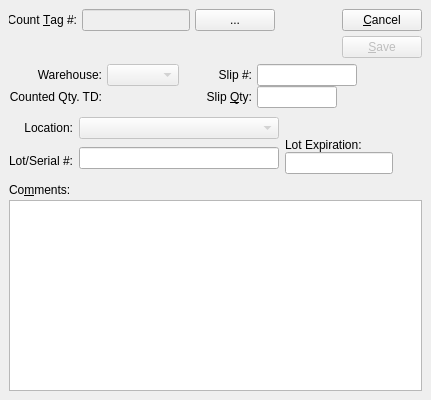
WooodHead/xtuple, file xtuple/trunk/guiclient/countSlip.ui: the form before one commit.
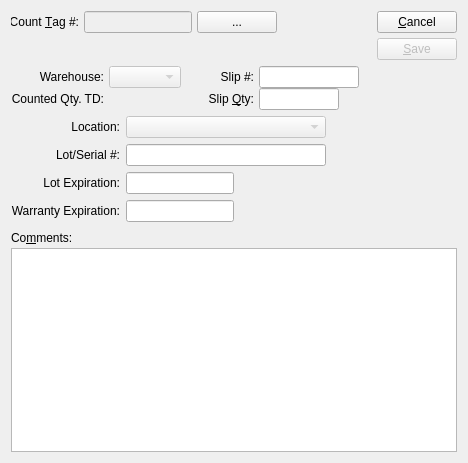
The form after the commit. Custom widgets are drawn as their Qt base class.

Commit message: issue #6548: Support for warranty tracking on count slips.

What changed in the file:
```diff
--- a/xtuple/trunk/guiclient/countSlip.ui
+++ b/xtuple/trunk/guiclient/countSlip.ui
@@ -8,41 +8,26 @@
    <rect>
     <x>0</x>
     <y>0</y>
-    <width>431</width>
-    <height>400</height>
+    <width>468</width>
+    <height>463</height>
    </rect>
   </property>
   <property name="windowTitle" >
    <string>Count Slip</string>
   </property>
-  <layout class="QVBoxLayout" >
-   <property name="margin" >
-    <number>9</number>
-   </property>
-   <property name="spacing" >
-    <number>6</number>
-   </property>
-   <item>
+  <layout class="QGridLayout" >
+   <item row="0" column="0" colspan="2" >
     <layout class="QHBoxLayout" >
-     <property name="margin" >
-      <number>0</number>
-     </property>
      <property name="spacing" >
       <number>7</number>
      </property>
      <item>
       <layout class="QVBoxLayout" >
-       <property name="margin" >
-        <number>0</number>
-       </property>
        <property name="spacing" >
         <number>5</number>
        </property>
        <item>
         <layout class="QHBoxLayout" >
-         <property name="margin" >
-          <number>0</number>
-         </property>
          <property name="spacing" >
           <number>5</number>
          </property>
@@ -102,9 +87,6 @@
      </item>
      <item>
       <layout class="QHBoxLayout" >
-       <property name="margin" >
-        <number>0</number>
-       </property>
        <property name="spacing" >
         <number>0</number>
        </property>
@@ -126,9 +108,6 @@
        </item>
        <item>
         <layout class="QVBoxLayout" >
-         <property name="margin" >
-          <number>0</number>
-         </property>
          <property name="spacing" >
           <number>5</number>
          </property>
@@ -174,35 +153,23 @@
      </item>
     </layout>
    </item>
-   <item>
+   <item row="1" column="0" colspan="2" >
     <layout class="QHBoxLayout" >
-     <property name="margin" >
-      <number>0</number>
-     </property>
      <property name="spacing" >
       <number>0</number>
      </property>
      <item>
       <layout class="QHBoxLayout" >
-       <property name="margin" >
-        <number>0</number>
-       </property>
        <property name="spacing" >
         <number>7</number>
        </property>
        <item>
         <layout class="QHBoxLayout" >
-         <property name="margin" >
-          <number>0</number>
-         </property>
          <property name="spacing" >
           <number>5</number>
          </property>
          <item>
           <layout class="QVBoxLayout" >
-           <property name="margin" >
-            <number>0</number>
-           </property>
            <property name="spacing" >
             <number>0</number>
            </property>
@@ -233,17 +200,11 @@
          </item>
          <item>
           <layout class="QVBoxLayout" >
-           <property name="margin" >
-            <number>0</number>
-           </property>
            <property name="spacing" >
             <number>0</number>
            </property>
            <item>
             <layout class="QHBoxLayout" >
-             <property name="margin" >
-              <number>0</number>
-             </property>
              <property name="spacing" >
               <number>0</number>
              </property>
@@ -288,17 +249,11 @@
        </item>
        <item>
         <layout class="QHBoxLayout" >
-         <property name="margin" >
-          <number>0</number>
-         </property>
          <property name="spacing" >
           <number>5</number>
          </property>
          <item>
           <layout class="QVBoxLayout" >
-           <property name="margin" >
-            <number>0</number>
-           </property>
            <property name="spacing" >
             <number>0</number>
            </property>
@@ -329,9 +284,6 @@
          </item>
          <item>
           <layout class="QVBoxLayout" >
-           <property name="margin" >
-            <number>0</number>
-           </property>
            <property name="spacing" >
             <number>0</number>
            </property>
@@ -385,31 +337,9 @@
      </item>
     </layout>
    </item>
-   <item>
-    <layout class="QHBoxLayout" >
-     <property name="margin" >
-      <number>0</number>
-     </property>
-     <property name="spacing" >
-      <number>0</number>
-     </property>
-     <item>
-      <layout class="QHBoxLayout" >
-       <property name="margin" >
-        <number>0</number>
-       </property>
-       <property name="spacing" >
-        <number>6</number>
-       </property>
-       <item>
-        <layout class="QVBoxLayout" >
-         <property name="margin" >
-          <number>0</number>
-         </property>
-         <property name="spacing" >
-          <number>5</number>
-         </property>
-         <item>
+   <item row="2" column="0" >
+    <layout class="QGridLayout" >
+     <item row="0" column="0" >
           <widget class="QLabel" name="_locationLit" >
            <property name="text" >
             <string>Location:</string>
@@ -419,7 +349,14 @@
            </property>
           </widget>
          </item>
-         <item>
+     <item row="0" column="1" >
+      <widget class="XComboBox" name="_location" >
+       <property name="enabled" >
+        <bool>false</bool>
+       </property>
+      </widget>
+     </item>
+     <item row="1" column="0" >
           <widget class="QLabel" name="_lotSerialLit" >
            <property name="text" >
             <string>Lot/Serial #:</string>
@@ -429,24 +366,7 @@
            </property>
           </widget>
          </item>
-        </layout>
-       </item>
-       <item>
-        <layout class="QVBoxLayout" >
-         <property name="margin" >
-          <number>0</number>
-         </property>
-         <property name="spacing" >
-          <number>5</number>
-         </property>
-         <item>
-          <widget class="XComboBox" name="_location" >
-           <property name="enabled" >
-            <bool>false</bool>
-           </property>
-          </widget>
-         </item>
-         <item>
+     <item row="1" column="1" >
           <widget class="XLineEdit" name="_lotSerial" >
            <property name="minimumSize" >
             <size>
@@ -459,46 +379,54 @@
            </property>
           </widget>
          </item>
-        </layout>
-       </item>
-       <item>
-        <layout class="QVBoxLayout" >
-         <property name="margin" >
-          <number>0</number>
-         </property>
-         <property name="spacing" >
-          <number>0</number>
-         </property>
-         <item>
-          <spacer>
-           <property name="orientation" >
-            <enum>Qt::Vertical</enum>
-           </property>
-           <property name="sizeType" >
-            <enum>QSizePolicy::MinimumExpanding</enum>
-           </property>
-           <property name="sizeHint" >
-            <size>
-             <width>20</width>
-             <height>0</height>
-            </size>
-           </property>
-          </spacer>
-         </item>
-         <item>
+     <item row="2" column="0" >
           <widget class="QLabel" name="label" >
            <property name="text" >
             <string>Lot Expiration:</string>
            </property>
-          </widget>
-         </item>
+       <property name="alignment" >
+        <set>Qt::AlignRight|Qt::AlignTrailing|Qt::AlignVCenter</set>
+       </property>
+      </widget>
+     </item>
+     <item row="2" column="1" >
+      <layout class="QHBoxLayout" >
          <item>
           <widget class="DLineEdit" name="_expiration" />
          </item>
-        </layout>
+       <item>
+        <spacer>
+         <property name="orientation" >
+          <enum>Qt::Horizontal</enum>
+         </property>
+         <property name="sizeType" >
+          <enum>QSizePolicy::Expanding</enum>
+         </property>
+         <property name="sizeHint" >
+          <size>
+           <width>30</width>
+           <height>16</height>
+          </size>
+         </property>
+        </spacer>
        </item>
       </layout>
      </item>
+     <item row="3" column="0" >
+      <widget class="QLabel" name="label_2" >
+       <property name="text" >
+        <string>Warranty Expiration:</string>
+       </property>
+       <property name="alignment" >
+        <set>Qt::AlignRight|Qt::AlignTrailing|Qt::AlignVCenter</set>
+       </property>
+      </widget>
+     </item>
+     <item row="3" column="1" >
+      <layout class="QHBoxLayout" >
+       <item>
+        <widget class="DLineEdit" name="_warranty" />
+       </item>
      <item>
       <spacer>
        <property name="orientation" >
@@ -509,20 +437,33 @@
        </property>
        <property name="sizeHint" >
         <size>
-         <width>20</width>
-         <height>60</height>
+           <width>30</width>
+           <height>16</height>
         </size>
        </property>
       </spacer>
      </item>
     </layout>
    </item>
-   <item>
+    </layout>
+   </item>
+   <item row="2" column="1" >
+    <spacer>
+     <property name="orientation" >
+      <enum>Qt::Horizontal</enum>
+     </property>
+     <property name="sizeHint" >
+      <size>
+       <width>40</width>
+       <height>20</height>
+      </size>
+     </property>
+    </spacer>
+   </item>
+   <item row="3" column="0" colspan="2" >
     <widget class="QFrame" name="frame" >
      <property name="sizePolicy" >
-      <sizepolicy>
-       <hsizetype>5</hsizetype>
-       <vsizetype>7</vsizetype>
+      <sizepolicy vsizetype="Expanding" hsizetype="Preferred" >
        <horstretch>0</horstretch>
        <verstretch>1</verstretch>
       </sizepolicy>
@@ -534,18 +475,25 @@
       <enum>QFrame::Plain</enum>
      </property>
      <layout class="QVBoxLayout" >
-      <property name="margin" >
-       <number>0</number>
-      </property>
       <property name="spacing" >
        <number>0</number>
       </property>
+      <property name="leftMargin" >
+       <number>0</number>
+      </property>
+      <property name="topMargin" >
+       <number>0</number>
+      </property>
+      <property name="rightMargin" >
+       <number>0</number>
+      </property>
+      <property name="bottomMargin" >
+       <number>0</number>
+      </property>
       <item>
        <widget class="QLabel" name="_commentsLit" >
         <property name="sizePolicy" >
-         <sizepolicy>
-          <hsizetype>7</hsizetype>
-          <vsizetype>0</vsizetype>
+         <sizepolicy vsizetype="Fixed" hsizetype="Expanding" >
           <horstretch>0</horstretch>
           <verstretch>0</verstretch>
          </sizepolicy>
@@ -578,13 +526,6 @@
  <layoutdefault spacing="6" margin="11" />
  <pixmapfunction>qPixmapFromMimeSource</pixmapfunction>
  <customwidgets>
-  <customwidget>
-   <class>ItemCluster</class>
-   <extends>QWidget</extends>
-   <header>itemcluster.h</header>
-   <container>0</container>
-   <pixmap></pixmap>
-  </customwidget>
   <customwidget>
    <class>DLineEdit</class>
    <extends>XLineEdit</extends>
@@ -593,18 +534,19 @@
    <pixmap></pixmap>
   </customwidget>
   <customwidget>
-   <class>XComboBox</class>
-   <extends>QComboBox</extends>
-   <header>xcombobox.h</header>
-   <container>0</container>
-   <pixmap></pixmap>
+   <class>ItemCluster</class>
+   <extends>QWidget</extends>
+   <header>itemcluster.h</header>
   </customwidget>
   <customwidget>
    <class>WComboBox</class>
    <extends>XComboBox</extends>
    <header>wcombobox.h</header>
-   <container>0</container>
-   <pixmap></pixmap>
+  </customwidget>
+  <customwidget>
+   <class>XComboBox</class>
+   <extends>QComboBox</extends>
+   <header>xcombobox.h</header>
   </customwidget>
   <customwidget>
    <class>XLineEdit</class>
```
Left out of the diff: 11 changed lines with no effect on the pictures. Lines whose indentation alone changed are shown as unchanged. The commit also changes 2 other files.
